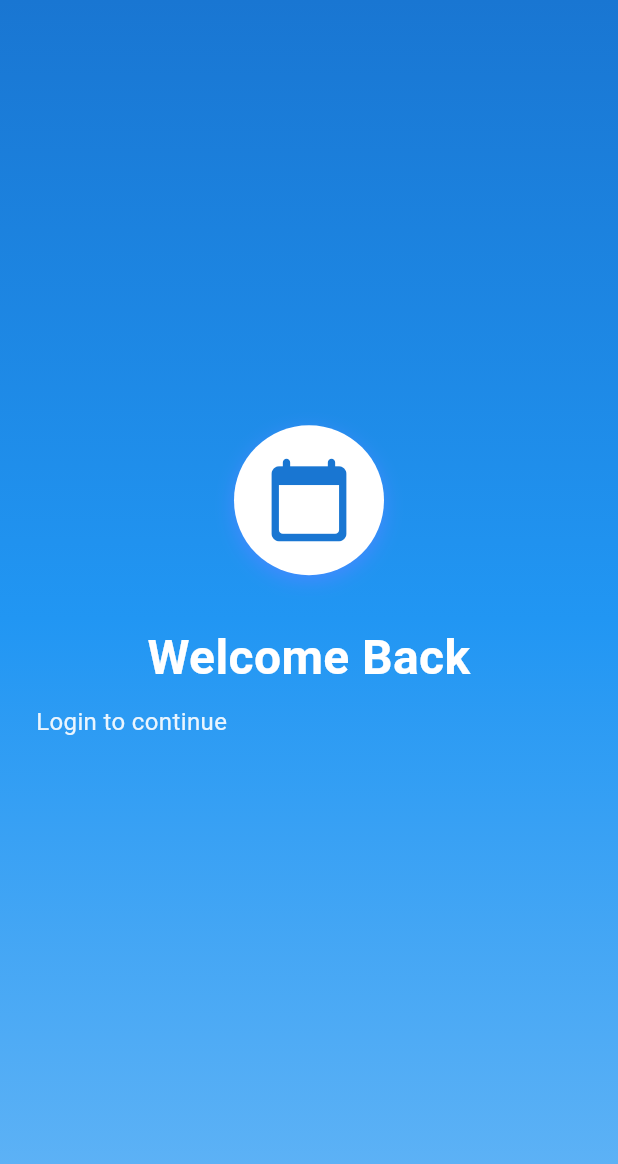
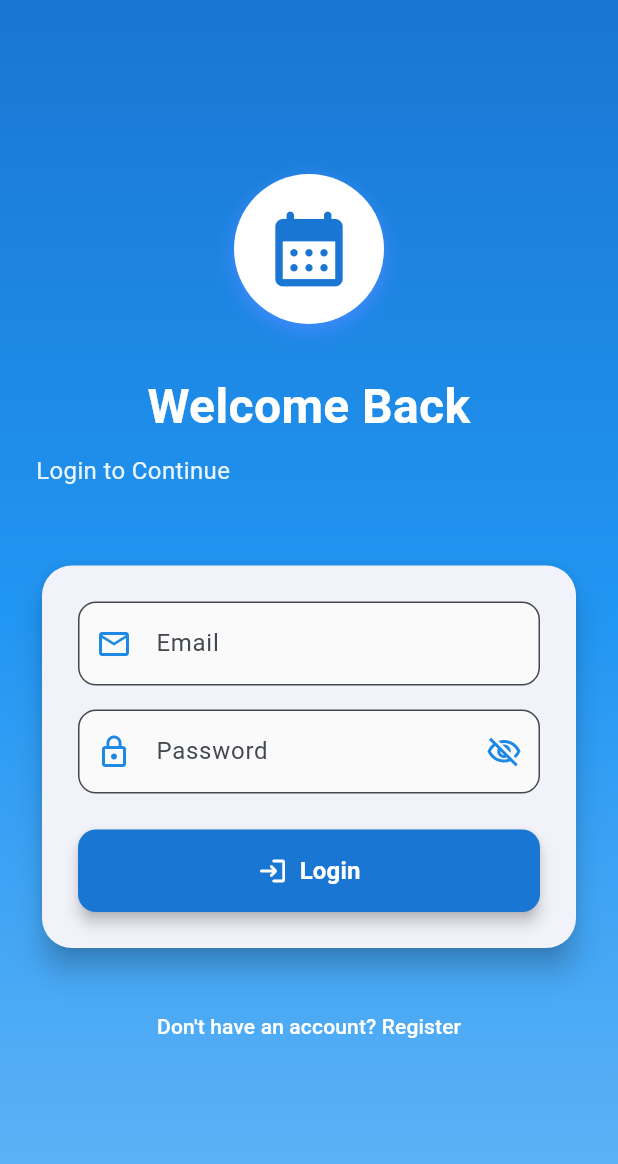
Before and after one commit to akasyahtanzani/attandance-app, a Flutter app: the screen it shows after launch, on a phone screen of 412 x 824 dp. Shown: the top 1164 px of the screen. Run offline on Flutter 3.47's test engine with Material 3 defaults, Android fonts, the phone set to English and light mode, and no system bars; our stand-ins replace firebase_auth, firebase_core, image_picker, permission_handler; accounts and stored records are empty.

```diff
--- a/lib/screens/auth/login_screen.dart
+++ b/lib/screens/auth/login_screen.dart
@@ -21,10 +21,11 @@ class _LoginScreenState extends State<LoginScreen> {
   bool _obscurePassword = true;
 
   Future<void> _login() async {
-    if (!_formKey.currentState!.validate());
+    if (!_formKey.currentState!.validate()) return;
 
     setState(() => _isLoading = true);
 
+    // trim supaya tidak ada spasi
     try {
       await _authService.signInWithEmailAndPassword(
         _emailController.text.trim(),
@@ -32,8 +33,9 @@ class _LoginScreenState extends State<LoginScreen> {
       );
     } catch (e) {
       if (mounted) {
+        //kalo error
         ScaffoldMessenger.of(context).showSnackBar(
-          SnackBar(content: Text('an error accured, please try again later'), backgroundColor: Colors.red,)
+          SnackBar(content: Text("an error occured, please try again later"), backgroundColor: Colors.red)
         );
       }
     } finally {
@@ -51,9 +53,9 @@ class _LoginScreenState extends State<LoginScreen> {
   @override
   Widget build(BuildContext context) {
     return GradientScaffold(
-      loginIcon: Icons.calendar_today_rounded,
+      logoIcon: Icons.calendar_month_rounded,
       title: 'Welcome Back',
-      subtitle: 'Login to continue',
+      subtitle: 'Login to Continue',
       child: Column(
         crossAxisAlignment: CrossAxisAlignment.stretch,
         children: [
@@ -73,22 +75,23 @@ class _LoginScreenState extends State<LoginScreen> {
                       obscuretext: false,
                       icon: Icons.email_outlined,
                       keyboardType: TextInputType.emailAddress,
-                      validator: (value) => value?.isEmpty ?? true ? 'Please enter your email ' : null,
+                      validator: (value) => value?.isEmpty ?? true ? 'Please enter your email' : null,
                     ),
                     SizedBox(height: 16),
                     AuthTextField(
                       controller: _passwordController,
                       label: 'Password',
-                      icon: Icons.lock_outline,
-                      obscuretext: true,
+                      icon:  Icons.lock_outline,
+                      obscuretext: _obscurePassword,
+                      // untuk visibility password
                       suffixicon: IconButton(
                         icon: Icon(
                           _obscurePassword ? Icons.visibility_off_outlined : Icons.visibility_outlined,
                           color: Colors.blue[600],
                         ),
-                        onPressed: () => setState(() => _obscurePassword = !_obscurePassword),
+                        onPressed: () => setState(() => _obscurePassword = !_obscurePassword ),
                       ),
-                      validator: (value) => value?.isEmpty ?? true ? 'please enter your password' : null,
+                      validator: (value) => value?.isEmpty ?? true ? 'Please enter password' : null,
                     ),
                     SizedBox(height: 24),
                     ElevatedButton(
@@ -104,12 +107,12 @@ class _LoginScreenState extends State<LoginScreen> {
                           ? SizedBox(
                               height: 20,
                               width: 20,
-                              child: CircularProgressIndicator(color:Colors.white, strokeWidth: 2),
+                              child: CircularProgressIndicator(color: Colors.white, strokeWidth: 2),
                           )
                           : Row(
                             mainAxisAlignment: MainAxisAlignment.center,
                             children: [
-                            Icon(Icons.login_rounded, size: 20),
+                              Icon(Icons.login_rounded, size: 20,),
                               SizedBox(width: 8),
                               Text(
                                 'Login',
@@ -120,7 +123,7 @@ class _LoginScreenState extends State<LoginScreen> {
                               )
                             ],
                           )
-                    )
+                    ),
                   ],
                 ),
               ),
@@ -130,7 +133,7 @@ class _LoginScreenState extends State<LoginScreen> {
           TextButton(
             onPressed: widget.onRegisterTap,
             style: TextButton.styleFrom(
-              foregroundColor: Colors.white,
+              foregroundColor: Colors.white
             ),
             child: Text(
               "Don't have an account? Register"
@@ -138,7 +141,6 @@ class _LoginScreenState extends State<LoginScreen> {
           )
         ],
       ),
-
     );
   }
 }
--- a/lib/screens/auth/widgets/gradient_scaffold.dart
+++ b/lib/screens/auth/widgets/gradient_scaffold.dart
@@ -2,10 +2,10 @@ import 'package:flutter/material.dart';
 
 class GradientScaffold extends StatelessWidget {
   final Widget child;
-  final IconData loginIcon;
+  final IconData logoIcon;
   final String title;
   final String subtitle;
-  const GradientScaffold({super.key, required this.child, required this.loginIcon, required this.title, required this.subtitle});
+  const GradientScaffold({super.key, required this.child, required this.logoIcon, required this.title, required this.subtitle});
 
   @override
   Widget build(BuildContext context) {
@@ -35,7 +35,8 @@ class GradientScaffold extends StatelessWidget {
                   _buildTitle(),
                   SizedBox(height: 8,),
                   _buildSubtitle(),
-                  SizedBox(height: 48,)
+                  SizedBox(height: 48,),
+                  child
                 ],
               ),
             ),
@@ -59,7 +60,7 @@ class GradientScaffold extends StatelessWidget {
        ),
         ]
       ),
-      child: Icon(loginIcon, size: 60, color: Colors.blue[700],),
+      child: Icon(logoIcon, size: 60, color: Colors.blue[700],),
     );
   }
 
```
Also changed, not shown: lib/screens/auth/home/widgets/camera_button.dart (added, +81 -0 lines), lib/screens/auth/register_screen.dart (+26 -25 lines). Lines whose indentation alone changed are shown as unchanged.
